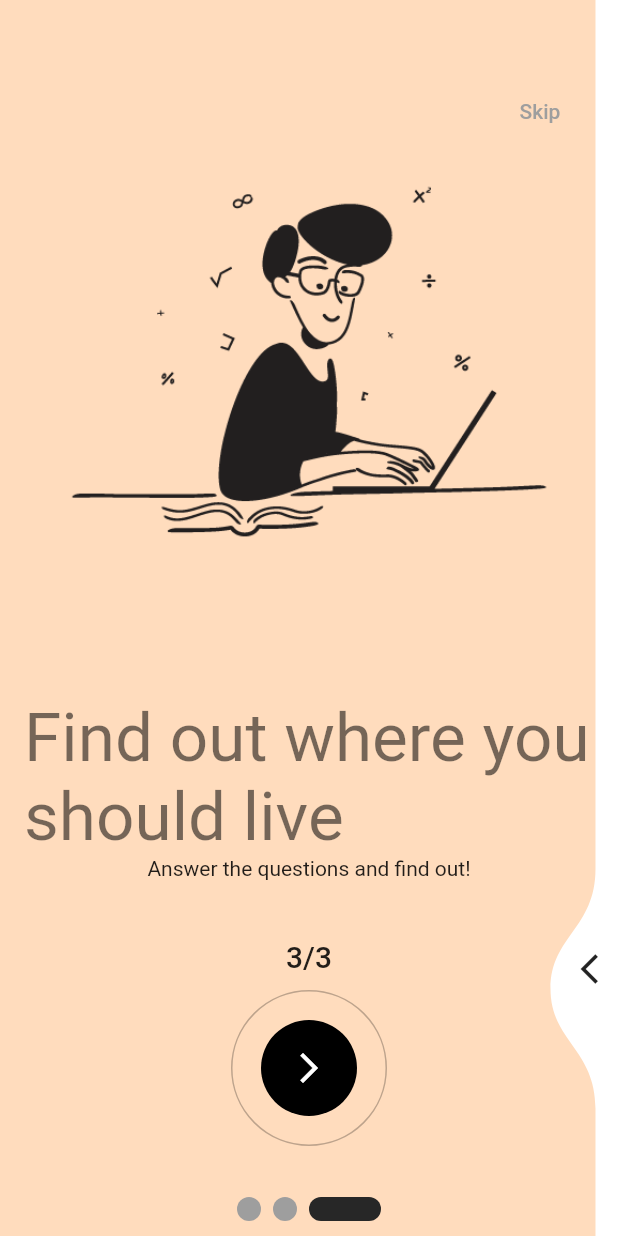
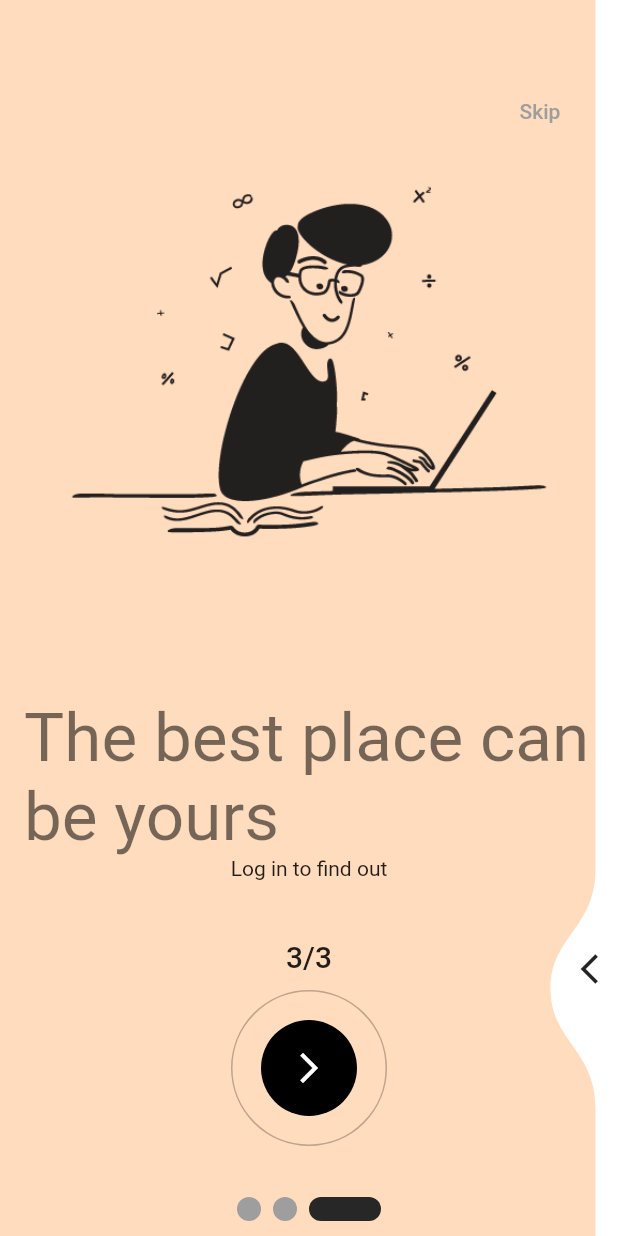
Before and after one commit to IT314-Group-34/IT314_project_34, a Flutter app: the screen it shows after launch, swiped to page 3, on a phone screen of 412 x 824 dp. Run offline on Flutter 3.47's test engine with Material 2 defaults, Android fonts, the phone set to English and light mode, and no system bars; drawn by our look-alikes of liquid_swipe, smooth_page_indicator; our stand-ins replace get, google_fonts.

Commit message:
Onboarding subtitle update

```diff
--- a/where_should_you_live/lib/src/constants/text_strings.dart
+++ b/where_should_you_live/lib/src/constants/text_strings.dart
@@ -3,11 +3,11 @@
 const String tOnboardingTitle1 = 'Welcome to "Where Should You Live?" ';
 const String tOnboardingTitle2 =
     'Now your dream home is just a few clicks away';
-const String tOnboardingTitle3 = 'Find out where you should live';
+const String tOnboardingTitle3 = 'The best place can be yours ';
 
 const String tOnboardingSubTitle1 = 'It will help you find your dream place.';
 const String tOnboardingSubTitle2 = 'Now find the place that best suits you';
-const String tOnboardingSubTitle3 = 'Answer the questions and find out!';
+const String tOnboardingSubTitle3 = 'Log in to find out ';
 
 //Onboarding Counter Text
 const String tOnboardingCounterText1 = '1/3';
```
